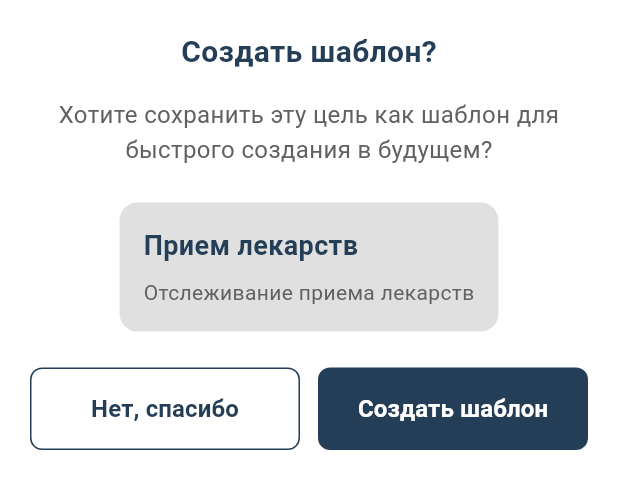
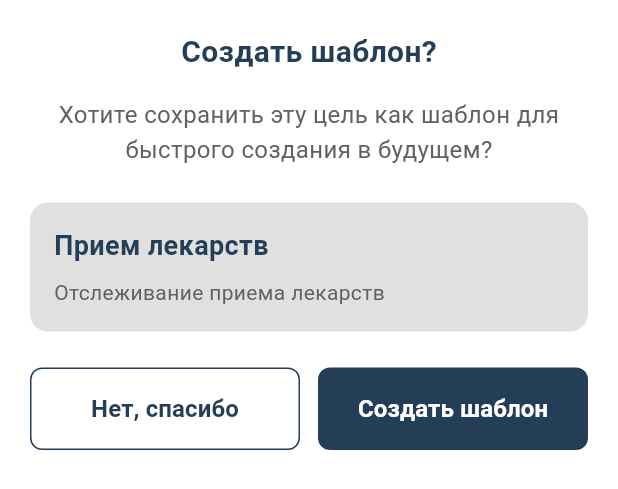
Before and after one commit to Nykolayr/tochka_balansa, a Flutter app: the CreateTemplateModal widget shown alone on an empty page, opened directly with sample values from the repository, on a phone screen of 412 x 824 dp. Shown: the top 489 px of the screen. Run offline on Flutter 3.47's test engine with Material 3 defaults, Android fonts, the phone set to English and light mode, and no system bars; our stand-ins replace bloc, dio, equatable, flutter_bloc, flutter_secure_storage, flutter_svg and 9 more; missing offline and left inert: flutter_easylogger, flutter_keyboard_size; accounts and stored records are empty.

Commit message:
fix: расстояние

```diff
--- a/lib/presentation/pages/goal/goal_page.dart
+++ b/lib/presentation/pages/goal/goal_page.dart
@@ -110,6 +110,7 @@ class _GoalPageState extends State<GoalPage> {
               ),
             ],
           ),
+          const SizedBox(height: 12), // Добавляем небольшой отступ
 
           if (state.additionalGoals.isEmpty) ...[
             // Сообщение если нет дополнительных целей
--- a/lib/presentation/pages/goal/widgets/create_template_modal.dart
+++ b/lib/presentation/pages/goal/widgets/create_template_modal.dart
@@ -46,6 +46,7 @@ class CreateTemplateModal extends StatelessWidget {
 
             // Информация о цели
             Container(
+              width: double.infinity, // Добавляем полную ширину
               padding: const EdgeInsets.all(16),
               decoration: BoxDecoration(
                 color: AppColor.greyLine,
@@ -72,16 +73,7 @@ class CreateTemplateModal extends StatelessWidget {
                       ),
                     ),
                   ],
-                  if (goal.subGoals.isNotEmpty) ...[
-                    const SizedBox(height: 8),
-                    Text(
-                      '${goal.subGoals.length} ${textLang('подзадач')}',
-                      style: const TextStyle(
-                        fontSize: 14,
-                        color: AppColor.greyText,
-                      ),
-                    ),
-                  ],
+                  // Убираем блок с количеством подзадач
                 ],
               ),
             ),
```
